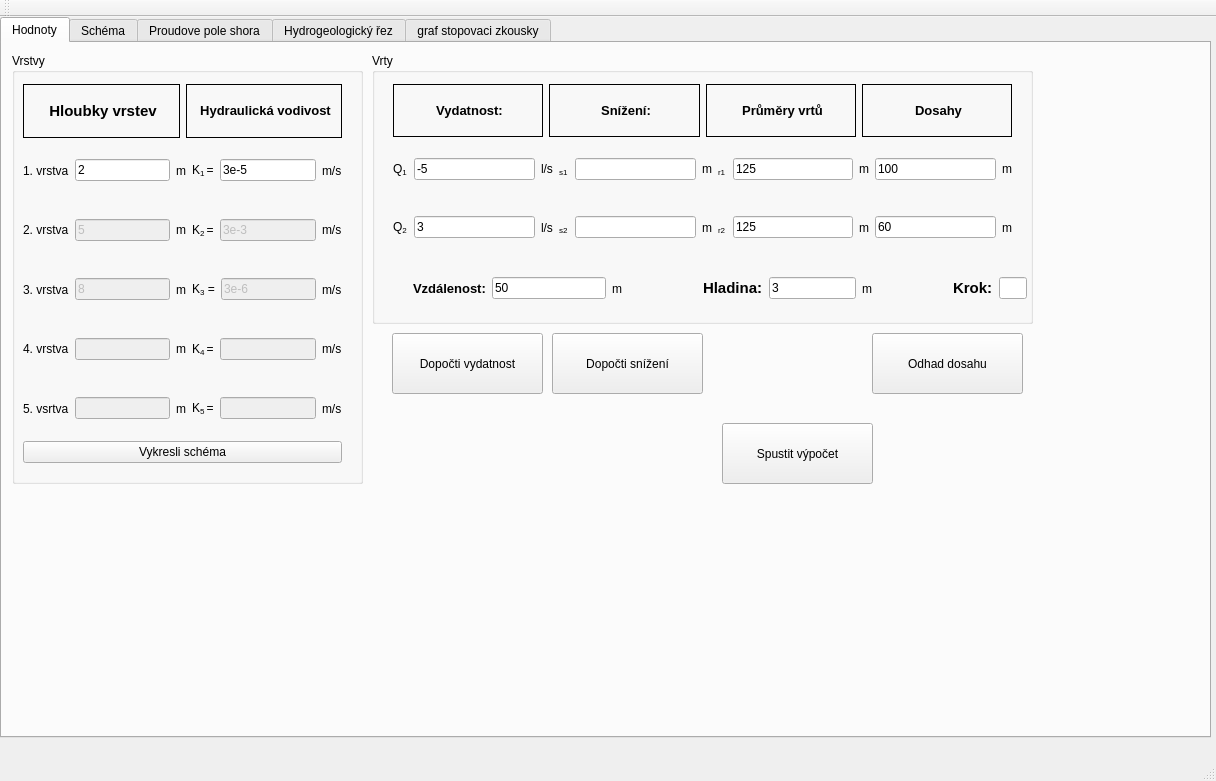
Above: mainwindow.ui from durhan/Program before the change. Below: the same form after it.
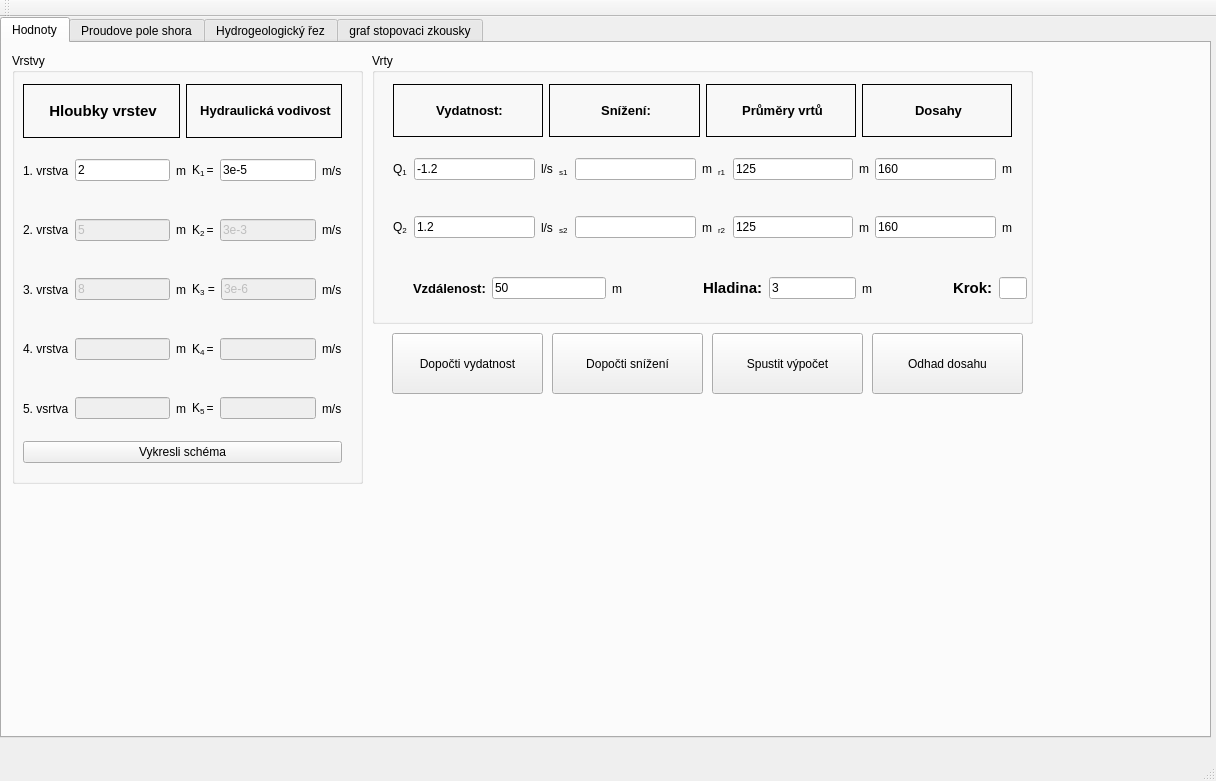
That is the form after the change. The open tabs and pages were chosen to show the change.

Commit message:
drobne zmeny rozhrani
velmi dobrne

```diff
--- a/mainwindow.ui
+++ b/mainwindow.ui
@@ -433,7 +433,7 @@
           <item>
            <widget class="QLineEdit" name="lineEdit_11">
             <property name="text">
-             <string>-5</string>
+             <string>-1.2</string>
             </property>
            </widget>
           </item>
@@ -488,7 +488,7 @@
           <item>
            <widget class="QLineEdit" name="lineEdit_20">
             <property name="text">
-             <string>100</string>
+             <string>160</string>
             </property>
            </widget>
           </item>
@@ -513,7 +513,7 @@
           <item>
            <widget class="QLineEdit" name="lineEdit_14">
             <property name="text">
-             <string>3</string>
+             <string>1.2</string>
             </property>
            </widget>
           </item>
@@ -565,7 +565,7 @@
           <item>
            <widget class="QLineEdit" name="lineEdit_21">
             <property name="text">
-             <string>60</string>
+             <string>160</string>
             </property>
            </widget>
           </item>
@@ -679,8 +679,8 @@
      <widget class="QPushButton" name="pushButton_2">
       <property name="geometry">
        <rect>
-        <x>720</x>
-        <y>380</y>
+        <x>710</x>
+        <y>290</y>
         <width>151</width>
         <height>61</height>
        </rect>
@@ -729,21 +729,6 @@
       </property>
      </widget>
     </widget>
-    <widget class="QWidget" name="tab_3">
-     <attribute name="title">
-      <string>Schéma</string>
-     </attribute>
-     <widget class="QGraphicsView" name="graphicsView">
-      <property name="geometry">
-       <rect>
-        <x>10</x>
-        <y>10</y>
-        <width>1181</width>
-        <height>661</height>
-       </rect>
-      </property>
-     </widget>
-    </widget>
     <widget class="QWidget" name="tab_4">
      <attribute name="title">
       <string>Proudove pole shora</string>
```
Left out of the diff: 4 changed lines with no effect on the pictures.
